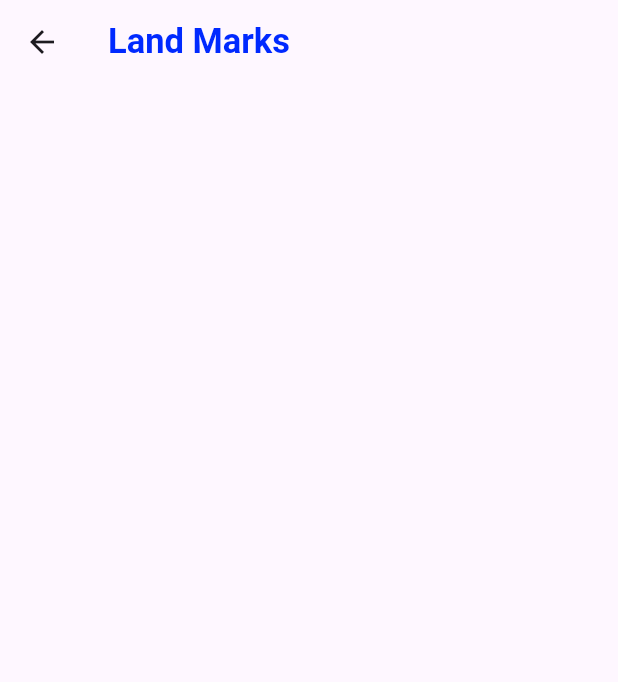
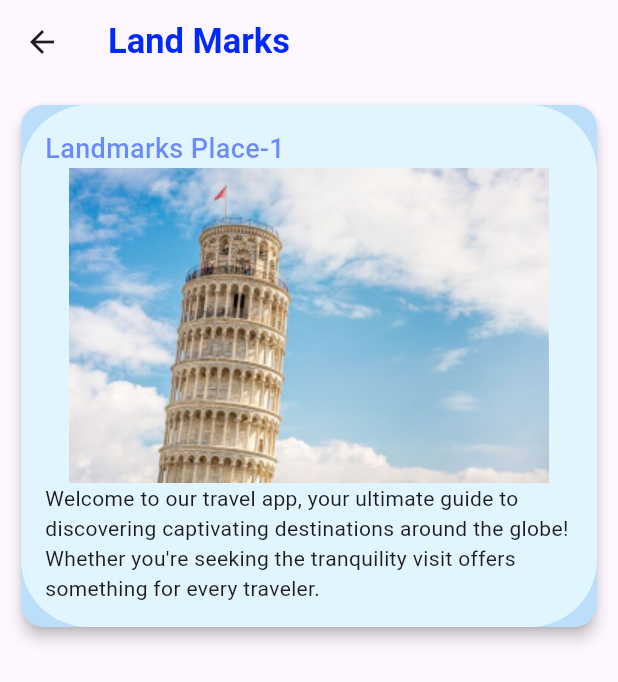
Before and after one commit to Ramesh-Kaushika/Awesome-Place-App04, a Flutter app: the LandmarksPage screen opened directly, on a phone screen of 412 x 824 dp. Shown: the top 682 px of the screen. Run offline on Flutter 3.47's test engine with Material 3 defaults, Android fonts, the phone set to English and light mode, and no system bars.

Commit message:
done land mark page

```diff
--- a/lib/pages/landmarks_page.dart
+++ b/lib/pages/landmarks_page.dart
@@ -1,4 +1,5 @@
 import 'package:awesome_place/utils/colors.dart';
+import 'package:awesome_place/widgets/reusable/land_marks_card.dart';
 import 'package:flutter/material.dart';
 
 class LandmarksPage extends StatelessWidget {
@@ -17,6 +18,16 @@ class LandmarksPage extends StatelessWidget {
           ),
         ),
       ),
+      body: const SingleChildScrollView(
+        child: Padding(
+          padding: EdgeInsets.all(10.0),
+          child: Column(
+            children: [
+              LandMarksCard(),
+            ],
+          ),
+        ),
+      ),
     );
   }
 }
--- /dev/null
+++ b/lib/widgets/reusable/land_marks_card.dart
@@ -0,0 +1,43 @@
+import 'package:awesome_place/utils/colors.dart';
+import 'package:flutter/material.dart';
+
+class LandMarksCard extends StatelessWidget {
+  const LandMarksCard({super.key});
+
+  @override
+  Widget build(BuildContext context) {
+    return Card(
+      elevation: 4,
+      shape: RoundedRectangleBorder(
+        borderRadius: BorderRadius.circular(15), // Optional: add border radius
+      ),
+      color: Colors.blue[100],
+      child: Container(
+        decoration: BoxDecoration(
+          color: Colors.lightBlue[50], // Set background color
+          borderRadius: BorderRadius.circular(
+              45), // Apply the same radius as the card shape
+        ),
+        child: Padding(
+          padding: const EdgeInsets.all(16.0),
+          child: Column(
+            crossAxisAlignment: CrossAxisAlignment.start,
+            children: [
+              Text(
+                "Landmarks Place-1",
+                style: TextStyle(
+                  fontSize: 18,
+                  fontWeight: FontWeight.w500,
+                  color: landMarksSub,
+                ),
+              ),
+              Center(child: Image.asset("assets/land1.png")),
+              const Text(
+                  "Welcome to our travel app, your ultimate guide to discovering captivating destinations around the globe! Whether you're seeking the tranquility visit offers something for every traveler.")
+            ],
+          ),
+        ),
+      ),
+    );
+  }
+}
```
